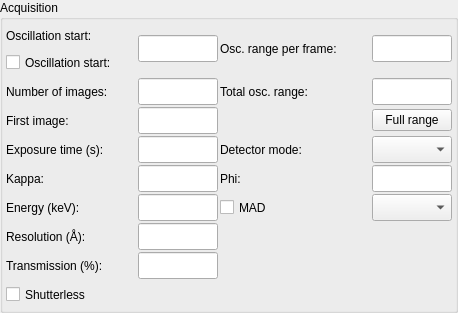
The window that BlissFramework/Bricks/widgets/ui_files/Qt4_acquisition_widget_vertical_layout.ui (rhfogh/mxcube) describes before a commit, drawn with Qt 5.
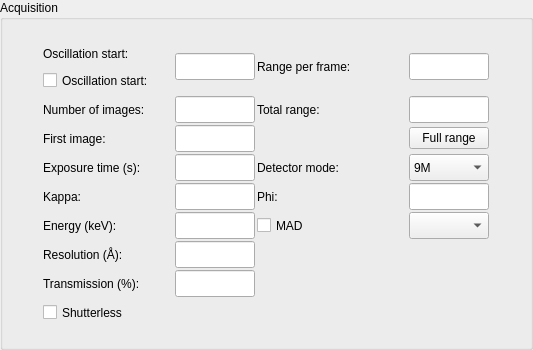
The same window after the commit.

Commit message: Qt4_acquisition_widget_vertical_layout.ui   -- Change labels   -- Change detector modes to the ones of Eiger 9M

The edit to the form file:
```diff
--- a/BlissFramework/Bricks/widgets/ui_files/Qt4_acquisition_widget_vertical_layout.ui
+++ b/BlissFramework/Bricks/widgets/ui_files/Qt4_acquisition_widget_vertical_layout.ui
@@ -6,8 +6,8 @@
    <rect>
     <x>0</x>
     <y>0</y>
-    <width>458</width>
-    <height>312</height>
+    <width>533</width>
+    <height>350</height>
    </rect>
   </property>
   <property name="sizePolicy">
@@ -206,7 +206,7 @@
            </size>
           </property>
           <property name="text">
-           <string>Osc. range per frame:</string>
+           <string>Range per frame:</string>
           </property>
           <property name="wordWrap">
            <bool>false</bool>
@@ -332,7 +332,7 @@
            </size>
           </property>
           <property name="text">
-           <string>Total osc. range:</string>
+           <string>Total range:</string>
           </property>
          </widget>
         </item>
@@ -598,6 +598,16 @@
           <property name="toolTip">
            <string>Select necesaary detector mode</string>
           </property>
+          <item>
+           <property name="text">
+            <string>9M</string>
+           </property>
+          </item>
+          <item>
+           <property name="text">
+            <string>4M</string>
+           </property>
+          </item>
          </widget>
         </item>
         <item row="4" column="3">
```
